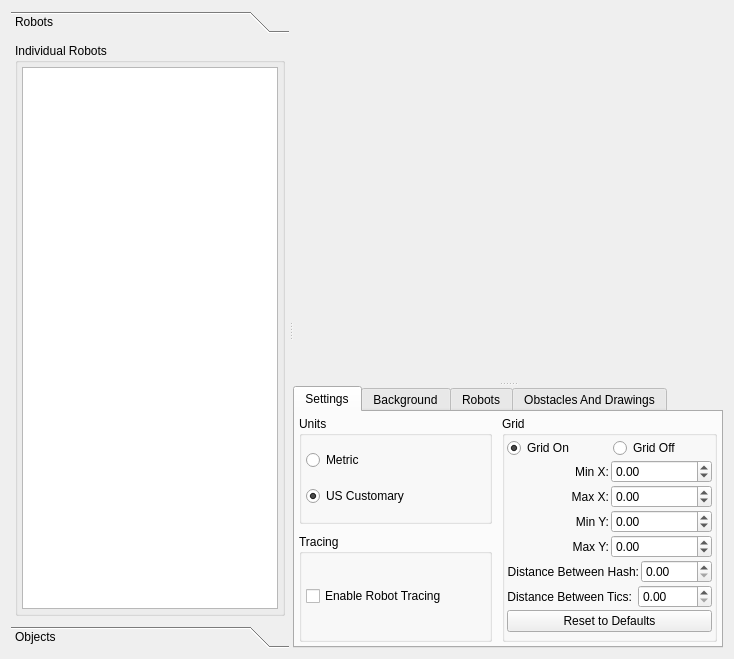
This is forms/robosimwidget.ui in gucwakj/RoboSim as Qt 5 draws it before an edit. The edited form follows.
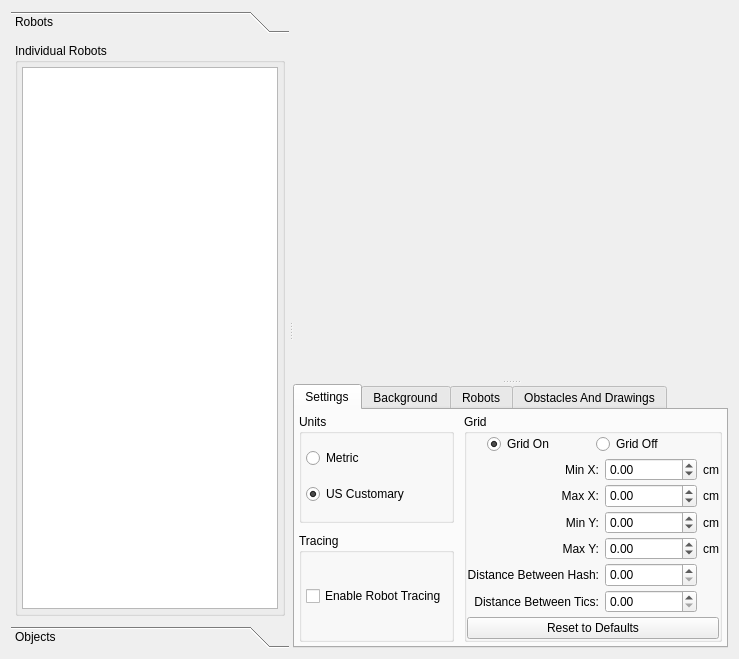
This is the edited form. The open tabs and pages were chosen to show the change. Custom widgets are drawn as their Qt base class.

Commit message: add units labels to grid settings

```diff
--- a/forms/robosimwidget.ui
+++ b/forms/robosimwidget.ui
@@ -6,7 +6,7 @@
    <rect>
     <x>0</x>
     <y>0</y>
-    <width>734</width>
+    <width>739</width>
     <height>659</height>
    </rect>
   </property>
@@ -621,7 +621,7 @@
               <bool>true</bool>
              </property>
              <property name="sizePolicy">
-              <sizepolicy hsizetype="Preferred" vsizetype="Minimum">
+              <sizepolicy hsizetype="Minimum" vsizetype="Minimum">
                <horstretch>0</horstretch>
                <verstretch>0</verstretch>
               </sizepolicy>
@@ -632,30 +632,33 @@
              <property name="flat">
               <bool>false</bool>
              </property>
-             <layout class="QVBoxLayout" name="verticalLayout_7" stretch="0,0,0,0,0,0,0,0">
+             <layout class="QVBoxLayout" name="verticalLayout_7" stretch="0,1,0">
               <property name="spacing">
-               <number>2</number>
-              </property>
-              <property name="sizeConstraint">
-               <enum>QLayout::SetMinimumSize</enum>
+               <number>4</number>
               </property>
               <property name="leftMargin">
-               <number>2</number>
+               <number>0</number>
               </property>
               <property name="topMargin">
-               <number>2</number>
+               <number>0</number>
               </property>
               <property name="rightMargin">
-               <number>2</number>
+               <number>0</number>
               </property>
               <property name="bottomMargin">
-               <number>2</number>
+               <number>0</number>
               </property>
               <item>
                <layout class="QHBoxLayout" name="layout_grid_toggle">
                 <property name="spacing">
                  <number>6</number>
                 </property>
+                <property name="leftMargin">
+                 <number>20</number>
+                </property>
+                <property name="rightMargin">
+                 <number>20</number>
+                </property>
                 <item>
                  <widget class="QRadioButton" name="grid_on">
                   <property name="sizePolicy">
@@ -697,64 +700,31 @@
                </layout>
               </item>
               <item>
-               <layout class="QHBoxLayout" name="layout_grid_x_min">
-                <item>
-                 <widget class="QLabel" name="label_grid_x_min">
+               <layout class="QGridLayout" name="gridLayout" columnstretch="0,0,0">
+                <property name="horizontalSpacing">
+                 <number>6</number>
+                </property>
+                <property name="verticalSpacing">
+                 <number>3</number>
+                </property>
+                <item row="1" column="2">
+                 <widget class="QLabel" name="units_grid_x_max">
                   <property name="sizePolicy">
-                   <sizepolicy hsizetype="Preferred" vsizetype="Preferred">
+                   <sizepolicy hsizetype="Minimum" vsizetype="Preferred">
                     <horstretch>0</horstretch>
                     <verstretch>0</verstretch>
                    </sizepolicy>
                   </property>
                   <property name="text">
-                   <string>Min X:</string>
+                   <string>cm</string>
                   </property>
-                  <property name="alignment">
-                   <set>Qt::AlignRight|Qt::AlignTrailing|Qt::AlignVCenter</set>
-                  </property>
                  </widget>
                 </item>
-                <item>
-                 <widget class="QDoubleSpinBox" name="spin_grid_x_min">
-                  <property name="sizePolicy">
-                   <sizepolicy hsizetype="Minimum" vsizetype="Fixed">
-                    <horstretch>0</horstretch>
-                    <verstretch>0</verstretch>
-                   </sizepolicy>
-                  </property>
-                  <property name="toolTip">
-                   <string>Minimum X value of grid lines</string>
-                  </property>
-                  <property name="minimum">
-                   <double>-1000.000000000000000</double>
-                  </property>
-                  <property name="maximum">
-                   <double>1000.000000000000000</double>
-                  </property>
-                  <property name="value">
-                   <double>0.000000000000000</double>
-                  </property>
-                 </widget>
-                </item>
-               </layout>
-              </item>
-              <item>
-               <layout class="QHBoxLayout" name="layout_grid_x_max">
-                <item>
-                 <widget class="QLabel" name="label_grid_x_max">
-                  <property name="text">
-                   <string>Max X:</string>
-                  </property>
-                  <property name="alignment">
-                   <set>Qt::AlignRight|Qt::AlignTrailing|Qt::AlignVCenter</set>
-                  </property>
-                 </widget>
-                </item>
-                <item>
+                <item row="1" column="1">
                  <widget class="QDoubleSpinBox" name="spin_grid_x_max">
                   <property name="sizePolicy">
-                   <sizepolicy hsizetype="Minimum" vsizetype="Fixed">
-                    <horstretch>0</horstretch>
+                   <sizepolicy hsizetype="Preferred" vsizetype="Preferred">
+                    <horstretch>1</horstretch>
                     <verstretch>0</verstretch>
                    </sizepolicy>
                   </property>
@@ -772,12 +742,181 @@
                   </property>
                  </widget>
                 </item>
-               </layout>
-              </item>
-              <item>
-               <layout class="QHBoxLayout" name="layout_grid_y_min">
-                <item>
+                <item row="3" column="0">
+                 <widget class="QLabel" name="label_grid_y_max">
+                  <property name="sizePolicy">
+                   <sizepolicy hsizetype="Preferred" vsizetype="Preferred">
+                    <horstretch>1</horstretch>
+                    <verstretch>0</verstretch>
+                   </sizepolicy>
+                  </property>
+                  <property name="minimumSize">
+                   <size>
+                    <width>0</width>
+                    <height>0</height>
+                   </size>
+                  </property>
+                  <property name="text">
+                   <string>Max Y:</string>
+                  </property>
+                  <property name="alignment">
+                   <set>Qt::AlignRight|Qt::AlignTrailing|Qt::AlignVCenter</set>
+                  </property>
+                 </widget>
+                </item>
+                <item row="0" column="2">
+                 <widget class="QLabel" name="units_grid_x_min">
+                  <property name="sizePolicy">
+                   <sizepolicy hsizetype="Minimum" vsizetype="Preferred">
+                    <horstretch>0</horstretch>
+                    <verstretch>0</verstretch>
+                   </sizepolicy>
+                  </property>
+                  <property name="text">
+                   <string>cm</string>
+                  </property>
+                 </widget>
+                </item>
+                <item row="4" column="1">
+                 <widget class="QDoubleSpinBox" name="spin_grid_hash">
+                  <property name="sizePolicy">
+                   <sizepolicy hsizetype="Preferred" vsizetype="Preferred">
+                    <horstretch>1</horstretch>
+                    <verstretch>0</verstretch>
+                   </sizepolicy>
+                  </property>
+                  <property name="minimumSize">
+                   <size>
+                    <width>0</width>
+                    <height>0</height>
+                   </size>
+                  </property>
+                  <property name="toolTip">
+                   <string>Units between Hash Lines (red)</string>
+                  </property>
+                  <property name="maximum">
+                   <double>1000.000000000000000</double>
+                  </property>
+                  <property name="value">
+                   <double>0.000000000000000</double>
+                  </property>
+                 </widget>
+                </item>
+                <item row="1" column="0">
+                 <widget class="QLabel" name="label_grid_x_max">
+                  <property name="sizePolicy">
+                   <sizepolicy hsizetype="Preferred" vsizetype="Preferred">
+                    <horstretch>1</horstretch>
+                    <verstretch>0</verstretch>
+                   </sizepolicy>
+                  </property>
+                  <property name="minimumSize">
+                   <size>
+                    <width>0</width>
+                    <height>0</height>
+                   </size>
+                  </property>
+                  <property name="text">
+                   <string>Max X:</string>
+                  </property>
+                  <property name="alignment">
+                   <set>Qt::AlignRight|Qt::AlignTrailing|Qt::AlignVCenter</set>
+                  </property>
+                 </widget>
+                </item>
+                <item row="4" column="0">
+                 <widget class="QLabel" name="label_grid_hash">
+                  <property name="sizePolicy">
+                   <sizepolicy hsizetype="Preferred" vsizetype="Preferred">
+                    <horstretch>1</horstretch>
+                    <verstretch>0</verstretch>
+                   </sizepolicy>
+                  </property>
+                  <property name="minimumSize">
+                   <size>
+                    <width>0</width>
+                    <height>0</height>
+                   </size>
+                  </property>
+                  <property name="text">
+                   <string>Distance Between Hash:</string>
+                  </property>
+                  <property name="alignment">
+                   <set>Qt::AlignRight|Qt::AlignTrailing|Qt::AlignVCenter</set>
+                  </property>
+                 </widget>
+                </item>
+                <item row="3" column="2">
+                 <widget class="QLabel" name="units_grid_y_max">
+                  <property name="sizePolicy">
+                   <sizepolicy hsizetype="Minimum" vsizetype="Preferred">
+                    <horstretch>0</horstretch>
+                    <verstretch>0</verstretch>
+                   </sizepolicy>
+                  </property>
+                  <property name="text">
+                   <string>cm</string>
+                  </property>
+                 </widget>
+                </item>
+                <item row="0" column="1">
+                 <widget class="QDoubleSpinBox" name="spin_grid_x_min">
+                  <property name="sizePolicy">
+                   <sizepolicy hsizetype="Preferred" vsizetype="Preferred">
+                    <horstretch>1</horstretch>
+                    <verstretch>0</verstretch>
+                   </sizepolicy>
+                  </property>
+                  <property name="toolTip">
+                   <string>Minimum X value of grid lines</string>
+                  </property>
+                  <property name="minimum">
+                   <double>-1000.000000000000000</double>
+                  </property>
+                  <property name="maximum">
+                   <double>1000.000000000000000</double>
+                  </property>
+                  <property name="value">
+                   <double>0.000000000000000</double>
+                  </property>
+                 </widget>
+                </item>
+                <item row="0" column="0">
+                 <widget class="QLabel" name="label_grid_x_min">
+                  <property name="sizePolicy">
+                   <sizepolicy hsizetype="Preferred" vsizetype="Preferred">
+                    <horstretch>1</horstretch>
+                    <verstretch>0</verstretch>
+                   </sizepolicy>
+                  </property>
+                  <property name="minimumSize">
+                   <size>
+                    <width>0</width>
+                    <height>0</height>
+                   </size>
+                  </property>
+                  <property name="text">
+                   <string>Min X:</string>
+                  </property>
+                  <property name="alignment">
+                   <set>Qt::AlignRight|Qt::AlignTrailing|Qt::AlignVCenter</set>
+                  </property>
+                 </widget>
+                </item>
+                <item row="2" column="0">
                  <widget class="QLabel" name="label_grid_y_min">
+                  <property name="sizePolicy">
+                   <sizepolicy hsizetype="Preferred" vsizetype="Preferred">
+                    <horstretch>1</horstretch>
+                    <verstretch>0</verstretch>
+                   </sizepolicy>
+                  </property>
+                  <property name="minimumSize">
+                   <size>
+                    <width>0</width>
+                    <height>0</height>
+                   </size>
+                  </property>
                   <property name="text">
                    <string>Min Y:</string>
                   </property>
@@ -786,11 +925,11 @@
                   </property>
                  </widget>
                 </item>
-                <item>
+                <item row="2" column="1">
                  <widget class="QDoubleSpinBox" name="spin_grid_y_min">
                   <property name="sizePolicy">
-                   <sizepolicy hsizetype="Minimum" vsizetype="Fixed">
-                    <horstretch>0</horstretch>
+                   <sizepolicy hsizetype="Preferred" vsizetype="Preferred">
+                    <horstretch>1</horstretch>
                     <verstretch>0</verstretch>
                    </sizepolicy>
                   </property>
@@ -808,22 +947,14 @@
                   </property>
                  </widget>
                 </item>
-               </layout>
-              </item>
-              <item>
-               <layout class="QHBoxLayout" name="layout_grid_y_max">
-                <item>
-                 <widget class="QLabel" name="label_grid_y_max">
-                  <property name="text">
-                   <string>Max Y:</string>
-                  </property>
-                  <property name="alignment">
-                   <set>Qt::AlignRight|Qt::AlignTrailing|Qt::AlignVCenter</set>
-                  </property>
-                 </widget>
-                </item>
-                <item>
+                <item row="3" column="1">
                  <widget class="QDoubleSpinBox" name="spin_grid_y_max">
+                  <property name="sizePolicy">
+                   <sizepolicy hsizetype="Preferred" vsizetype="Preferred">
+                    <horstretch>1</horstretch>
+                    <verstretch>0</verstretch>
+                   </sizepolicy>
+                  </property>
                   <property name="toolTip">
                    <string>Maximum Y value of grid lines</string>
                   </property>
@@ -838,48 +969,33 @@
                   </property>
                  </widget>
                 </item>
-               </layout>
-              </item>
-              <item>
-               <layout class="QHBoxLayout" name="layout_grid_hash">
-                <item>
-                 <widget class="QLabel" name="label_grid_hash">
-                  <property name="text">
-                   <string>Distance Between Hash:</string>
-                  </property>
-                  <property name="alignment">
-                   <set>Qt::AlignRight|Qt::AlignTrailing|Qt::AlignVCenter</set>
-                  </property>
-                 </widget>
-                </item>
-                <item>
-                 <widget class="QDoubleSpinBox" name="spin_grid_hash">
+                <item row="2" column="2">
+                 <widget class="QLabel" name="units_grid_y_min">
                   <property name="sizePolicy">
-                   <sizepolicy hsizetype="Minimum" vsizetype="Fixed">
+                   <sizepolicy hsizetype="Minimum" vsizetype="Preferred">
                     <horstretch>0</horstretch>
                     <verstretch>0</verstretch>
                    </sizepolicy>
                   </property>
-                  <property name="toolTip">
-                   <string>Units between Hash Lines (red)</string>
-                  </property>
-                  <property name="maximum">
-                   <double>1000.000000000000000</double>
-                  </property>
-                  <property name="value">
-                   <double>0.000000000000000</double>
+                  <property name="text">
+                   <string>cm</string>
                   </property>
                  </widget>
                 </item>
-               </layout>
-              </item>
-              <item>
-               <layout class="QHBoxLayout" name="layout_grid_tics">
-                <property name="spacing">
-                 <number>6</number>
-                </property>
-                <item>
+                <item row="5" column="0">
                  <widget class="QLabel" name="label_grid_tics">
+                  <property name="sizePolicy">
+                   <sizepolicy hsizetype="Preferred" vsizetype="Preferred">
+                    <horstretch>1</horstretch>
+                    <verstretch>0</verstretch>
+                   </sizepolicy>
+                  </property>
+                  <property name="minimumSize">
+                   <size>
+                    <width>0</width>
+                    <height>0</height>
+                   </size>
+                  </property>
                   <property name="text">
                    <string>Distance Between Tics:</string>
                   </property>
@@ -888,8 +1004,20 @@
                   </property>
                  </widget>
                 </item>
-                <item>
+                <item row="5" column="1">
                  <widget class="QDoubleSpinBox" name="spin_grid_tics">
+                  <property name="sizePolicy">
+                   <sizepolicy hsizetype="Preferred" vsizetype="Preferred">
+                    <horstretch>1</horstretch>
+                    <verstretch>0</verstretch>
+                   </sizepolicy>
+                  </property>
+                  <property name="minimumSize">
+                   <size>
+                    <width>0</width>
+                    <height>0</height>
+                   </size>
+                  </property>
                   <property name="toolTip">
                    <string>Distance between Tic Lines (white)</string>
                   </property>
```
Left out of the diff: 2 changed lines with no effect on the pictures. The commit also changes 2 other files.
